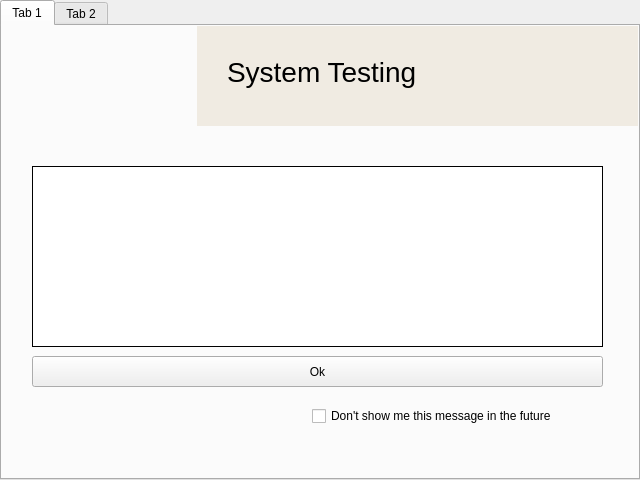
Old version of the form qt/frontend/qtfront.ui in the repository checkbox/checkbox.
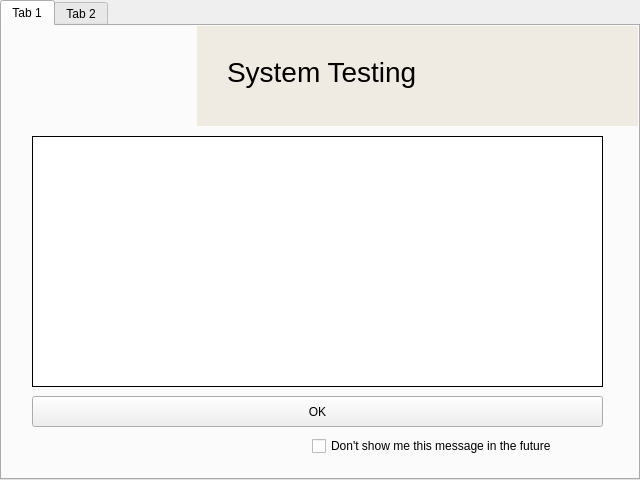
New version of the form. Icons and pictures are not drawn.

Commit message: Increase size of welcome message and test selection windows.

Diff of the .ui file:
```diff
--- a/qt/frontend/qtfront.ui
+++ b/qt/frontend/qtfront.ui
@@ -159,9 +159,9 @@
             <property name="geometry">
              <rect>
               <x>30</x>
-              <y>40</y>
+              <y>10</y>
               <width>571</width>
-              <height>181</height>
+              <height>251</height>
              </rect>
             </property>
             <property name="frameShape">
@@ -178,7 +178,7 @@
             <property name="geometry">
              <rect>
               <x>30</x>
-              <y>230</y>
+              <y>270</y>
               <width>571</width>
               <height>31</height>
              </rect>
@@ -189,14 +189,14 @@
              </font>
             </property>
             <property name="text">
-             <string>Ok</string>
+             <string>OK</string>
             </property>
            </widget>
            <widget class="QCheckBox" name="checkBox">
             <property name="geometry">
              <rect>
               <x>310</x>
-              <y>280</y>
+              <y>310</y>
               <width>321</width>
               <height>20</height>
              </rect>
```
Left out of the diff: 10 changed lines with no effect on the pictures.
